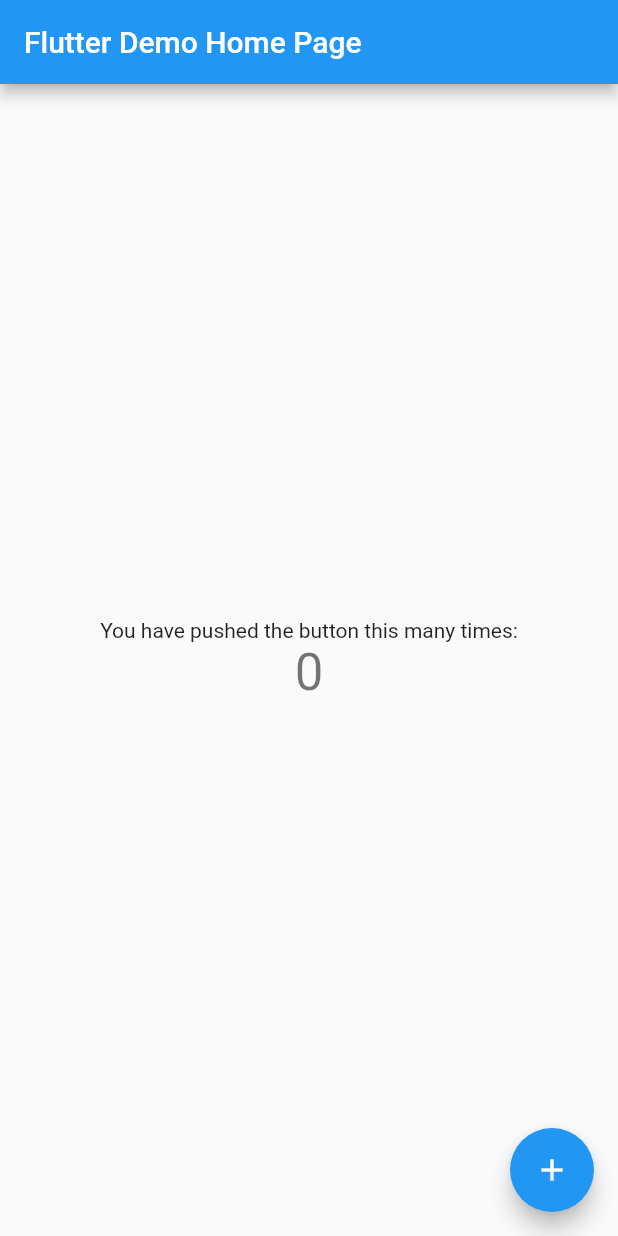
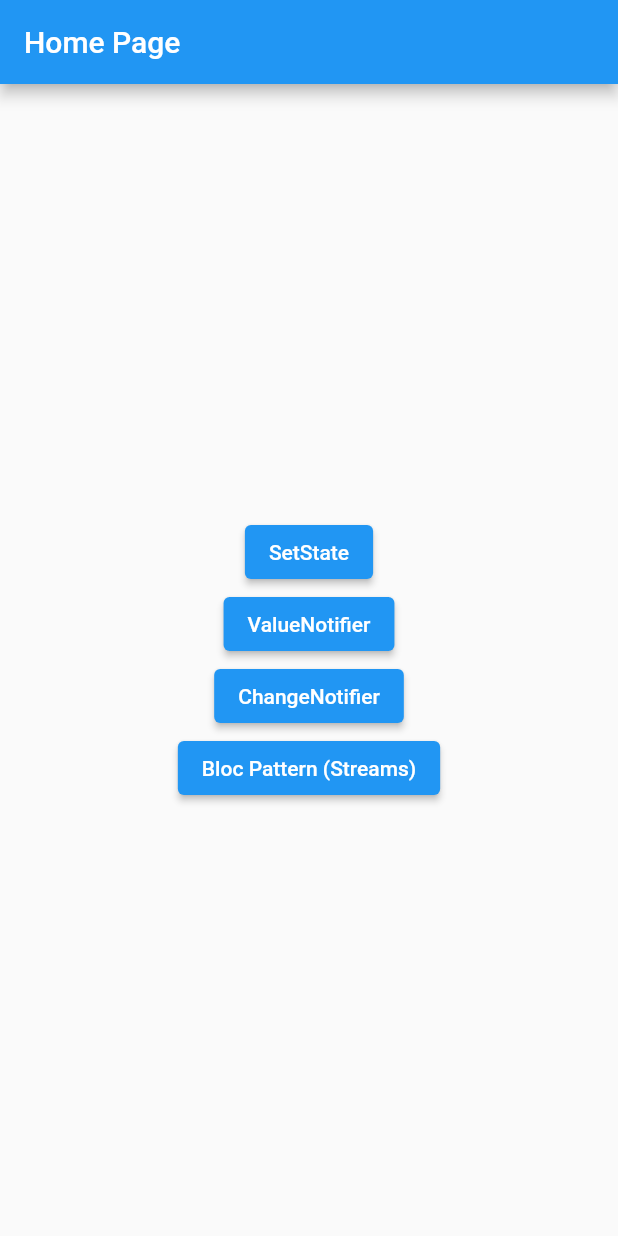
Before and after one commit to jcarloscody/flutter_GerenciaDeEstado, a Flutter app: the screen it shows after launch, on a phone screen of 412 x 824 dp. Run offline on Flutter 3.47's test engine with Material 2 defaults, Android fonts, the phone set to English and light mode, and no system bars; our stand-ins replace currency_text_input_formatter, syncfusion_flutter_gauges.

Commit message:
setstate

```diff
--- /dev/null
+++ b/lib/home_page.dart
@@ -0,0 +1,48 @@
+import 'package:flutter/material.dart';
+import 'package:ger/setstate/imc_setstate_page.dart';
+
+class HomePage extends StatelessWidget {
+  const HomePage({Key? key}) : super(key: key);
+
+  void _irParaPagina(BuildContext context, Widget page) {
+    Navigator.of(context).push(
+      MaterialPageRoute(
+        builder: (contexto) => page,
+      ),
+    );
+  }
+
+  @override
+  Widget build(BuildContext context) {
+    return Scaffold(
+      appBar: AppBar(
+        title: const Text('Home Page'),
+      ),
+      body: Center(
+        child: Column(
+          mainAxisAlignment: MainAxisAlignment.center,
+          children: [
+            ElevatedButton(
+              onPressed: () {
+                _irParaPagina(context, ImcSetstatePage());
+              },
+              child: const Text('SetState'),
+            ),
+            ElevatedButton(
+              onPressed: () {},
+              child: const Text('ValueNotifier'),
+            ),
+            ElevatedButton(
+              onPressed: () {},
+              child: const Text('ChangeNotifier'),
+            ),
+            ElevatedButton(
+              onPressed: () {},
+              child: const Text('Bloc Pattern (Streams)'),
+            ),
+          ],
+        ),
+      ),
+    );
+  }
+}
--- a/lib/main.dart
+++ b/lib/main.dart
@@ -1,4 +1,5 @@
 import 'package:flutter/material.dart';
+import 'package:ger/home_page.dart';
 
 void main() {
   runApp(const MyApp());
@@ -7,109 +8,14 @@
 class MyApp extends StatelessWidget {
   const MyApp({Key? key}) : super(key: key);
 
-  // This widget is the root of your application.
   @override
   Widget build(BuildContext context) {
     return MaterialApp(
       title: 'Flutter Demo',
       theme: ThemeData(
-        // This is the theme of your application.
-        //
-        // Try running your application with "flutter run". You'll see the
-        // application has a blue toolbar. Then, without quitting the app, try
-        // changing the primarySwatch below to Colors.green and then invoke
-        // "hot reload" (press "r" in the console where you ran "flutter run",
-        // or simply save your changes to "hot reload" in a Flutter IDE).
-        // Notice that the counter didn't reset back to zero; the application
-        // is not restarted.
         primarySwatch: Colors.blue,
       ),
-      home: const MyHomePage(title: 'Flutter Demo Home Page'),
+      home: const HomePage(),
     );
   }
 }
-
-class MyHomePage extends StatefulWidget {
-  const MyHomePage({Key? key, required this.title}) : super(key: key);
-
-  // This widget is the home page of your application. It is stateful, meaning
-  // that it has a State object (defined below) that contains fields that affect
-  // how it looks.
-
-  // This class is the configuration for the state. It holds the values (in this
-  // case the title) provided by the parent (in this case the App widget) and
-  // used by the build method of the State. Fields in a Widget subclass are
-  // always marked "final".
-
-  final String title;
-
-  @override
-  State<MyHomePage> createState() => _MyHomePageState();
-}
-
-class _MyHomePageState extends State<MyHomePage> {
-  int _counter = 0;
-
-  void _incrementCounter() {
-    setState(() {
-      // This call to setState tells the Flutter framework that something has
-      // changed in this State, which causes it to rerun the build method below
-      // so that the display can reflect the updated values. If we changed
-      // _counter without calling setState(), then the build method would not be
-      // called again, and so nothing would appear to happen.
-      _counter++;
-    });
-  }
-
-  @override
-  Widget build(BuildContext context) {
-    // This method is rerun every time setState is called, for instance as done
-    // by the _incrementCounter method above.
-    //
-    // The Flutter framework has been optimized to make rerunning build methods
-    // fast, so that you can just rebuild anything that needs updating rather
-    // than having to individually change instances of widgets.
-    return Scaffold(
-      appBar: AppBar(
-        // Here we take the value from the MyHomePage object that was created by
-        // the App.build method, and use it to set our appbar title.
-        title: Text(widget.title),
-      ),
-      body: Center(
-        // Center is a layout widget. It takes a single child and positions it
-        // in the middle of the parent.
-        child: Column(
-          // Column is also a layout widget. It takes a list of children and
-          // arranges them vertically. By default, it sizes itself to fit its
-          // children horizontally, and tries to be as tall as its parent.
-          //
-          // Invoke "debug painting" (press "p" in the console, choose the
-          // "Toggle Debug Paint" action from the Flutter Inspector in Android
-          // Studio, or the "Toggle Debug Paint" command in Visual Studio Code)
-          // to see the wireframe for each widget.
-          //
-          // Column has various properties to control how it sizes itself and
-          // how it positions its children. Here we use mainAxisAlignment to
-          // center the children vertically; the main axis here is the vertical
-          // axis because Columns are vertical (the cross axis would be
-          // horizontal).
-          mainAxisAlignment: MainAxisAlignment.center,
-          children: <Widget>[
-            const Text(
-              'You have pushed the button this many times:',
-            ),
-            Text(
-              '$_counter',
-              style: Theme.of(context).textTheme.headline4,
-            ),
-          ],
-        ),
-      ),
-      floatingActionButton: FloatingActionButton(
-        onPressed: _incrementCounter,
-        tooltip: 'Increment',
-        child: const Icon(Icons.add),
-      ), // This trailing comma makes auto-formatting nicer for build methods.
-    );
-  }
-}
--- a/pubspec.yaml
+++ b/pubspec.yaml
@@ -34,6 +34,9 @@
   # The following adds the Cupertino Icons font to your application.
   # Use with the CupertinoIcons class for iOS style icons.
   cupertino_icons: ^1.0.2
+  syncfusion_flutter_gauges: ^20.1.56
+  currency_text_input_formatter: ^2.1.4
+  intl: 0.17.0
 
 dev_dependencies:
   flutter_test:
```
Also changed, not shown: lib/setstate/imc_setstate_page.dart (added, +118 -0 lines), lib/template.dart (added, +77 -0 lines), lib/widgets/imc_gauge.dart (added, +66 -0 lines), lib/widgets/imc_gauge_range.dart (added, +17 -0 lines), pubspec.lock, 1 other file.
